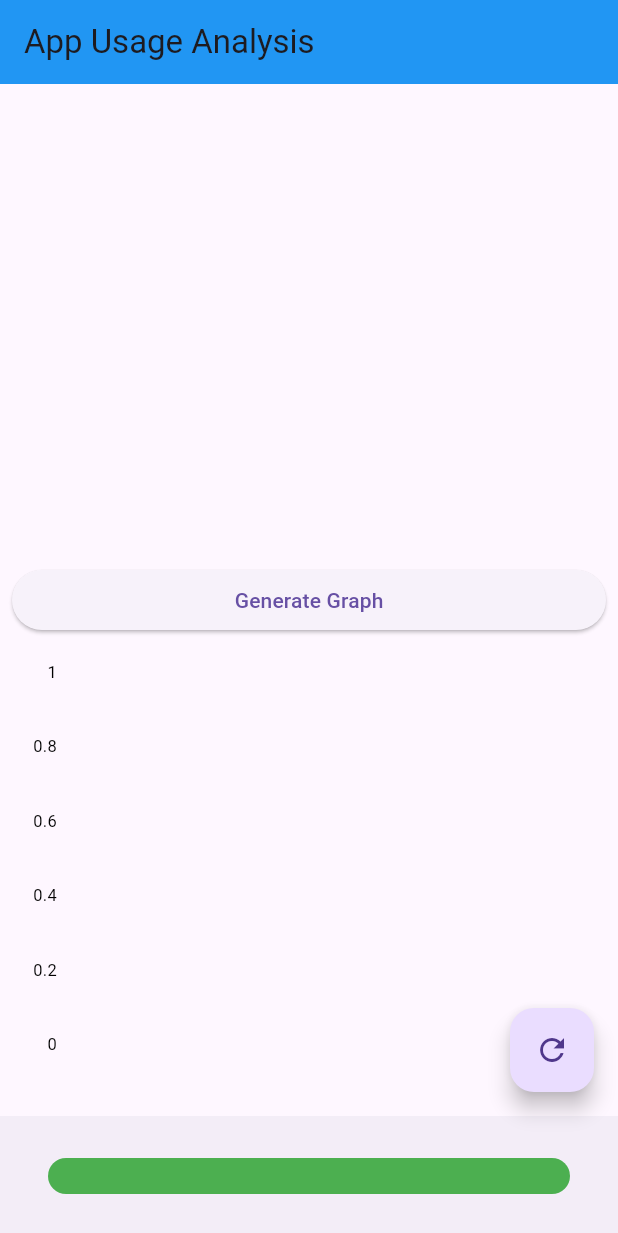
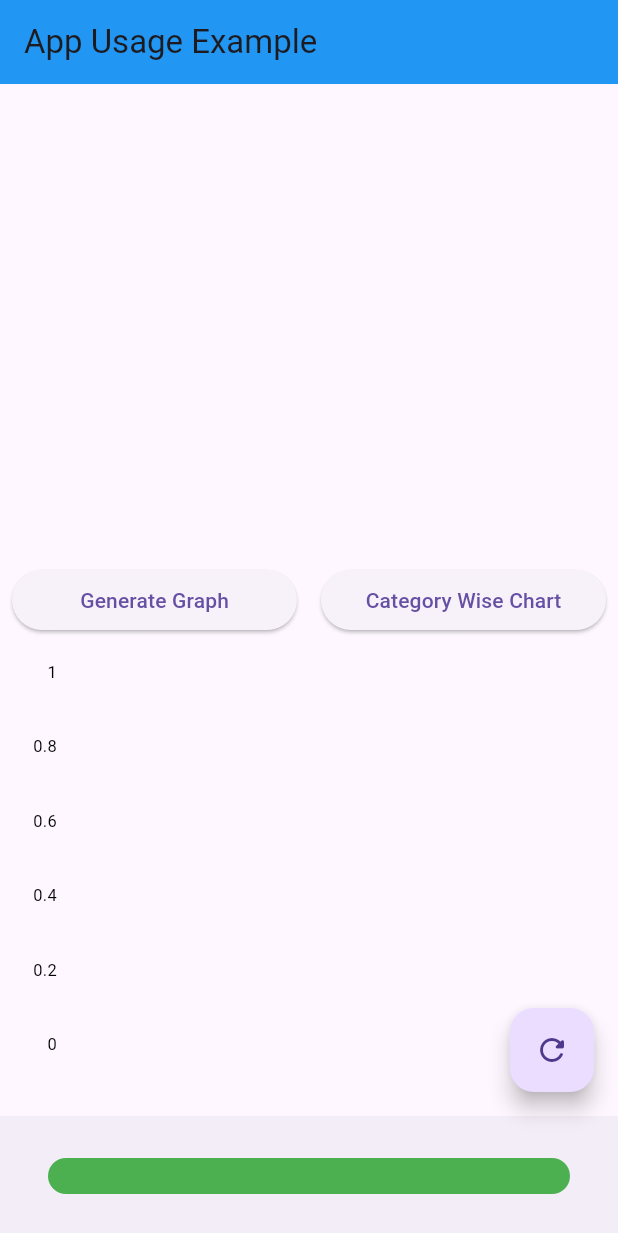
Before and after one commit to RugvedR/addiction-detection-app, a Flutter app: the screen it shows after launch, after a tap on "Generate Graph", on a phone screen of 412 x 824 dp. Shown: the top 1233 px of the screen. Run offline on Flutter 3.47's test engine with Material 3 defaults, Android fonts, the phone set to English and light mode, and no system bars; drawn by our look-alikes of fl_chart; missing offline and left inert: app_usage; network calls fail.

Commit message:
pie chart added

```diff
--- a/lib/screens/App_usage_screen.dart
+++ b/lib/screens/App_usage_screen.dart
@@ -1,6 +1,12 @@
+import 'dart:convert';
+import 'dart:math' as math; // Importing 'dart:math' as math
 import 'package:flutter/material.dart';
 import 'package:app_usage/app_usage.dart';
 import 'package:fl_chart/fl_chart.dart';
+
+// The rest of the code remains the same...
+
+
 
 class AppUsageScreen extends StatefulWidget {
   @override
@@ -10,6 +16,7 @@ class AppUsageScreen extends StatefulWidget {
 class _AppUsageScreenState extends State<AppUsageScreen> {
   List<AppUsageInfo> _infos = [];
   bool _showGraph = false;
+  bool _showCategoryChart = false;
 
   @override
   void initState() {
@@ -31,6 +38,14 @@ class _AppUsageScreenState extends State<AppUsageScreen> {
   void generateGraph() {
     setState(() {
       _showGraph = true;
+      _showCategoryChart = false; // Reset _showCategoryChart
+    });
+  }
+
+
+  void generateCategoryChart() {
+    setState(() {
+      _showCategoryChart = true;
     });
   }
 
@@ -40,7 +55,7 @@ class _AppUsageScreenState extends State<AppUsageScreen> {
       debugShowCheckedModeBanner: false,
       home: Scaffold(
         appBar: AppBar(
-          title: const Text('App Usage Analysis'),
+          title: const Text('App Usage Example'),
           backgroundColor: Colors.blue,
         ),
         body: Column(
@@ -57,21 +72,80 @@ class _AppUsageScreenState extends State<AppUsageScreen> {
                 },
               ),
             ),
-            Padding(
-              padding: const EdgeInsets.all(8.0),
+
+            Row(
+              mainAxisAlignment: MainAxisAlignment.spaceAround,
+              children: [
+                Expanded(
+                  child: Padding(
+                    padding: const EdgeInsets.all(8.0), // Adjust padding as needed
                     child: ElevatedButton(
                       onPressed: generateGraph,
                       child: Text('Generate Graph'),
                     ),
                   ),
+                ),
+                Expanded(
+                  child: Padding(
+                    padding: const EdgeInsets.all(8.0), // Adjust padding as needed
+                    child: ElevatedButton(
+                      onPressed: generateCategoryChart,
+                      child: Text('Category Wise Chart'),
+                    ),
+                  ),
+                ),
+              ],
+            ),
+
+
             if (_showGraph)
               Expanded(
                 child: Padding(
                   padding: const EdgeInsets.all(16.0),
-                  child: BarChart(
+                  child: _showCategoryChart
+                      ? _buildCategoryChart()
+                      : _buildAppUsageChart(),
+                ),
+              ),
+
+          ],
+        ),
+        floatingActionButton: FloatingActionButton(
+          onPressed: getUsageStats,
+          child: Icon(Icons.refresh_rounded),
+        ),
+        bottomNavigationBar: BottomAppBar(
+          child: Padding(
+            padding: const EdgeInsets.all(16.0),
+            child: TextButton(
+              onPressed: () {
+                Navigator.pushNamed(context, '/generate-data');
+              },
+              child: Text(
+                'Generate Data',
+                style: TextStyle(color: Colors.white),
+              ),
+              style: TextButton.styleFrom(
+                backgroundColor: Colors.green,
+                padding: EdgeInsets.symmetric(vertical: 12, horizontal: 24),
+              ),
+            ),
+          ),
+        ),
+      ),
+    );
+  }
+
+  Widget _buildAppUsageChart() {
+    return BarChart(
       BarChartData(
         alignment: BarChartAlignment.spaceAround,
-                      maxY: _infos.isNotEmpty ? _infos.map((info) => info.usage.inMinutes.toDouble()).reduce((a, b) => a > b ? a : b) * 1.28 : 1,
+        maxY: _infos.isNotEmpty
+            ? _infos
+                .map((info) => info.usage.inMinutes.toDouble())
+                .reduce((a, b) => a > b ? a : b) *
+                1.2
+            : 1,
         groupsSpace: 12,
         titlesData: FlTitlesData(
           bottomTitles: SideTitles(
@@ -84,6 +158,7 @@ class _AppUsageScreenState extends State<AppUsageScreen> {
               }
               return '';
             },
+
             getTextStyles: (double value) => TextStyle(
               fontSize: 10,
               color: Colors.black,
@@ -104,36 +179,105 @@ class _AppUsageScreenState extends State<AppUsageScreen> {
           );
         }).toList(),
       ),
-                  ),
+    );
+  }
 
-                ),
-              ),
-              // SizedBox(height: 80,)
-          ],
-        ),
-        floatingActionButton: FloatingActionButton(
-          onPressed: getUsageStats,
-          child: Icon(Icons.refresh),
-        ),
-        bottomNavigationBar: BottomAppBar(
-          child: Padding(
-            padding: const EdgeInsets.all(16.0),
-            child: TextButton(
-              onPressed: () {
-                Navigator.pushNamed(context, '/generate-data');
-              },
+  Widget _buildCategoryChart() {
+  // Parse data from file
+  List<Map<String, dynamic>> data = _parseDataFromFile();
+
+  // Print parsed data for debugging
+  print('Parsed Data:');
+  for (var entry in data) {
+    print(entry);
+  }
+
+  // Calculate category-wise durations
+  Map<String, double> categoryDurations = {};
+  for (var entry in data) {
+    print("entry:::");
+    print(entry);
+    String category = entry['Category'];
+    Duration duration = _parseDuration(entry['Duration']);
+    double durationInMinutes = duration.inSeconds.toDouble();
+    print('Category: $category, Duration: $durationInMinutes');
+    categoryDurations[category] = (categoryDurations[category] ?? 0) + durationInMinutes;
+  }
+
+  // Filter out sections with zero or negative values
+  categoryDurations.removeWhere((key, value) => value <= 0);
+
+  // If all sections have zero or negative values, display a message
+  if (categoryDurations.isEmpty) {
+    return Center(
       child: Text(
-                'Addiction Detection',
-                style: TextStyle(color: Colors.white),
-              ),
-              style: TextButton.styleFrom(
-                backgroundColor: Colors.green,
-                padding: EdgeInsets.symmetric(vertical: 12, horizontal: 24),
-              ),
-            ),
-          ),
-        ),
+        'No data available for pie chart.',
+        style: TextStyle(fontSize: 16),
       ),
     );
   }
+
+  // Create pie chart
+  return PieChart(
+    PieChartData(
+      sections: categoryDurations.entries
+          .map((entry) => PieChartSectionData(
+                color: _getRandomColor(),
+                value: entry.value,
+                title: '${entry.key}',
+                radius: 50,
+                titleStyle: TextStyle(
+                  fontSize: 14,
+                  fontWeight: FontWeight.bold,
+                  color: Colors.black,
+                ),
+              ))
+          .toList(),
+    ),
+  );
 }
+
+
+  List<Map<String, dynamic>> _parseDataFromFile() {
+    String csvString = '''App name,Date,Time,Duration,Category,Person
+Swiggy,16/04/2024,10:53:58 pm,0:00:35,Internet Browsing,1
+Zomato,16/04/2024,10:53:25 pm,0:00:02,Internet Browsing,1
+Truecaller,16/04/2024,10:53:23 pm,0:00:02,Other,1
+Zomato,16/04/2024,10:53:22 pm,0:00:01,Internet Browsing,1
+Phone,16/04/2024,10:53:19 pm,0:00:03,Other,1
+Phone,16/04/2024,10:53:04 pm,0:00:01,Other,1
+Zomato,16/04/2024,10:52:39 pm,0:00:24,Internet Browsing,1
+Phone,16/04/2024,10:52:35 pm,0:00:01,Other,1''';
+
+    List<String> lines = csvString.split('\n');
+    List<String> headers = lines[0].split(',');
+    List<Map<String, dynamic>> data = [];
+
+    for (int i = 1; i < lines.length; i++) {
+      List<String> values = lines[i].split(',');
+      Map<String, dynamic> entry = {};
+      for (int j = 0; j < headers.length; j++) {
+        entry[headers[j]] = values[j];
+      }
+      data.add(entry);
+    }
+
+    return data;
+  }
+
+  Duration _parseDuration(String durationString) {
+    List<String> parts = durationString.split(':');
+    int hours = int.parse(parts[0]);
+    int minutes = int.parse(parts[1]);
+    int seconds = int.parse(parts[2].split('.')[0]); // Handling milliseconds
+    print("Duration::::");
+      print(Duration(hours: hours, minutes: minutes, seconds: seconds));
+    return Duration(hours: hours, minutes: minutes, seconds: seconds);
+  }
+
+
+  Color _getRandomColor() {
+    return Color((math.Random().nextDouble() * 0xFFFFFF).toInt())
+        .withOpacity(1.0);
+  }
+}
```
Lines whose indentation alone changed are shown as unchanged.
